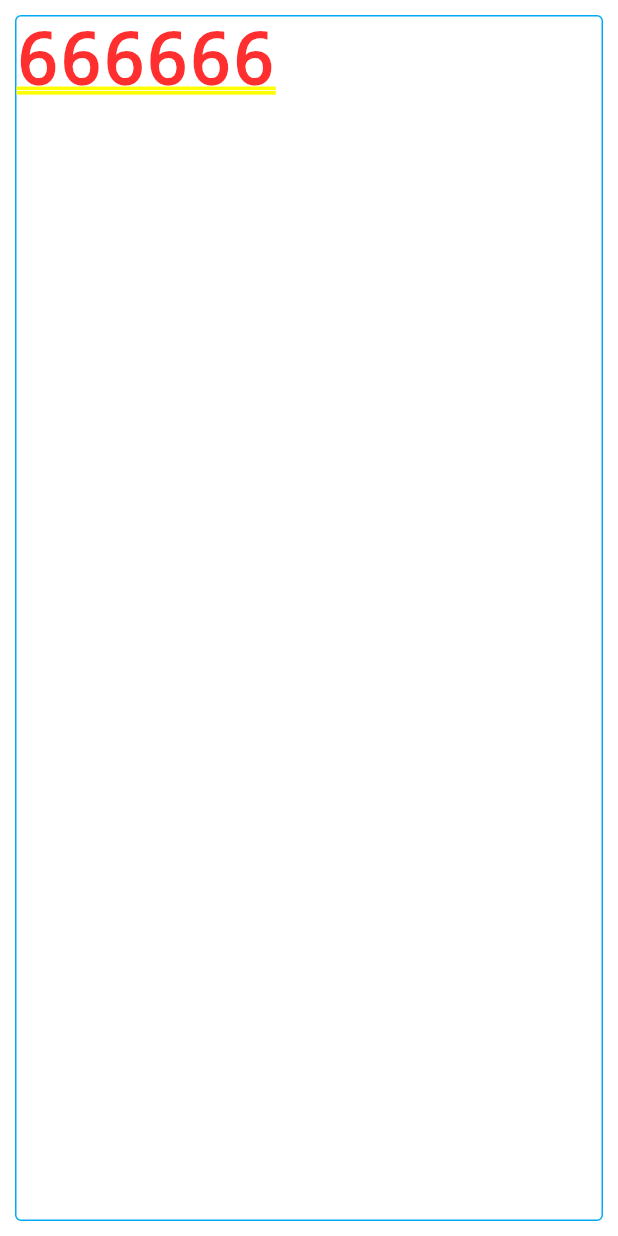
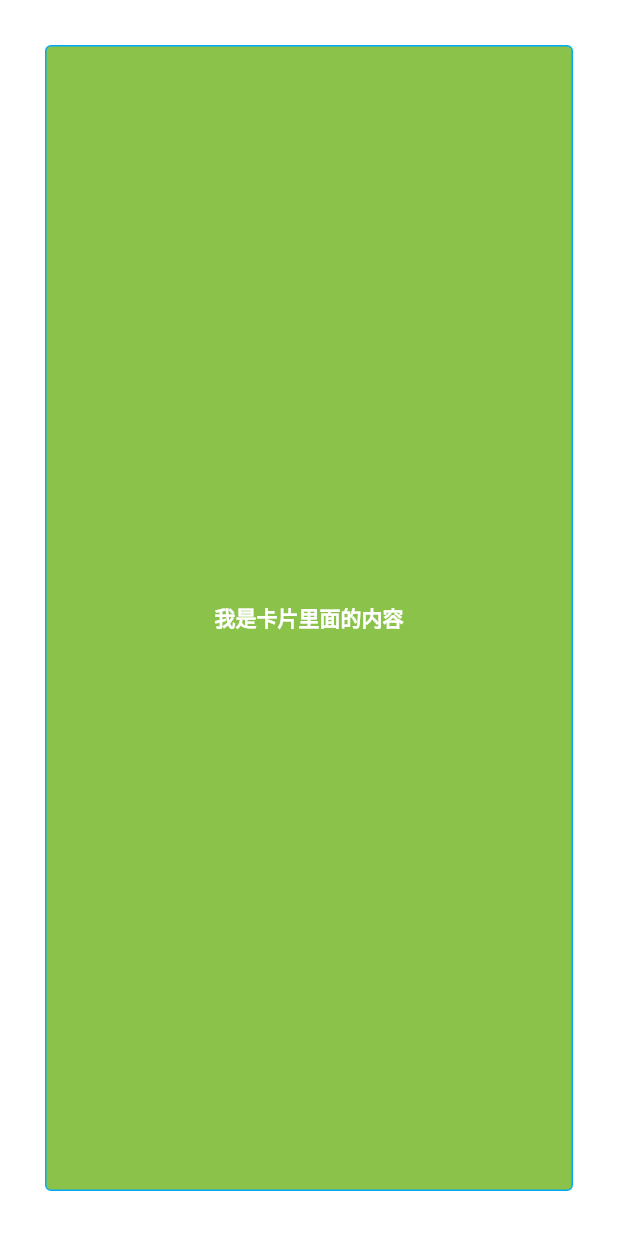
Before and after one commit to fazhongxu/hello, a Flutter app: the screen it shows after launch, on a phone screen of 412 x 824 dp. Run offline on Flutter 3.47's test engine with Material 2 defaults, Android fonts, the phone set to English and light mode, and no system bars; statements that could not run were skipped.

Commit message:
练习设置卡片内容居中和设置文字样式

```diff
--- a/flutter_module/lib/main.dart
+++ b/flutter_module/lib/main.dart
@@ -76,30 +76,19 @@ class _MyHomePageState extends State<MyHomePage> {
 
   @override
   Widget build(BuildContext context) {
-//
-//    return new Container(
-//      color: Colors.white,
-//      child: new Text(
-//        "我是一个Text",
-//        style: Theme.of(context).textTheme.headline6,
-//      ),
-//    );
-//
-//    return new Container(
-//        //color: Colors.white,
-//        decoration: new BoxDecoration(
-//            color: Colors.white,
-//            borderRadius: BorderRadius.all(Radius.circular(5)),
-//            border: Border.all(color: Colors.white, width: 1.0)),
-//        child: new Center(
-//            child: new Text("我是一个Text",
-//                style: Theme.of(context).textTheme.headline4)));
+    return new Container(
+        color: Colors.white,
+        child: new Center(
+          child: new Container(
+            ///四周10大小的maring
+            margin: EdgeInsets.all(30.0),
 
-    return new Container(
-        //color: Colors.white,
+            // 充满全屏幕
+            height: double.infinity,
+            width: double.infinity,
 
-        ///四周10大小的maring
-        margin: EdgeInsets.all(10.0),
+            // 居中
+            alignment: Alignment.center,
 
             ///透明黑色遮罩
             decoration: new BoxDecoration(
@@ -108,10 +97,19 @@ class _MyHomePageState extends State<MyHomePage> {
                 borderRadius: BorderRadius.all(Radius.circular(4.0)),
 
                 ///设置了decoration的color，就不能设置Container的color。
-            color: Colors.white,
+                color: Colors.lightGreen,
+
                 ///边框
                 border: new Border.all(color: Colors.lightBlue, width: 1)),
-        child: new Text("666666"));
+            child: new Text(
+              "我是卡片里面的内容",
+              style: new TextStyle(
+                  color: Colors.white,
+                  fontSize: 14,
+                  decoration: TextDecoration.none),
+            ),
+          ),
+        ));
   }
 
 //class _MyHomePageState extends State<MyHomePage> {
```
Lines whose indentation alone changed are shown as unchanged.
